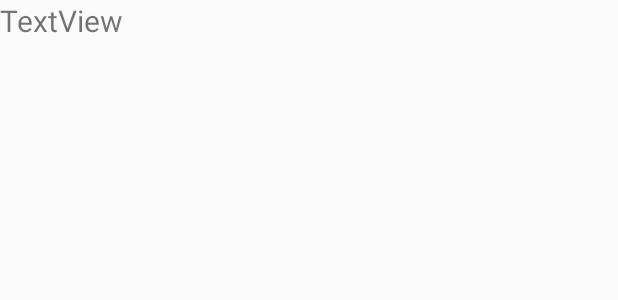
After one commit to csillaboglarka/FieldSurvey, an Android app: the layout project_item.xml on its own in the app's theme, with its tools: preview values and no code run, on a phone screen of 412 x 824 dp. The commit adds this screen. Shown: the top 300 px of the screen. Run offline under Robolectric (Android 15) with nearby library versions, the phone set to English and light mode, and no system bars.

Commit message:
Project recyclerview

```diff
--- /dev/null
+++ b/app/src/main/res/layout/project_item.xml
@@ -0,0 +1,15 @@
+<?xml version="1.0" encoding="utf-8"?>
+<LinearLayout xmlns:android="http://schemas.android.com/apk/res/android"
+    android:orientation="vertical" android:layout_width="match_parent"
+    android:layout_height="match_parent">
+
+
+    <TextView
+        android:id="@+id/project_name"
+        android:layout_width="match_parent"
+        android:layout_height="wrap_content"
+        android:scrollbars="vertical"
+        android:text="TextView"
+        android:textSize="20dp" />
+
+</LinearLayout>
```
Also changed, not shown: app/src/main/java/com/example/fieldsurvey/Classes/MyAdapter.java (added, +68 -0 lines), app/src/main/java/com/example/fieldsurvey/Profile.java (+30 -0 lines), app/src/main/res/layout/activity_data_manage.xml (+11 -0 lines).
